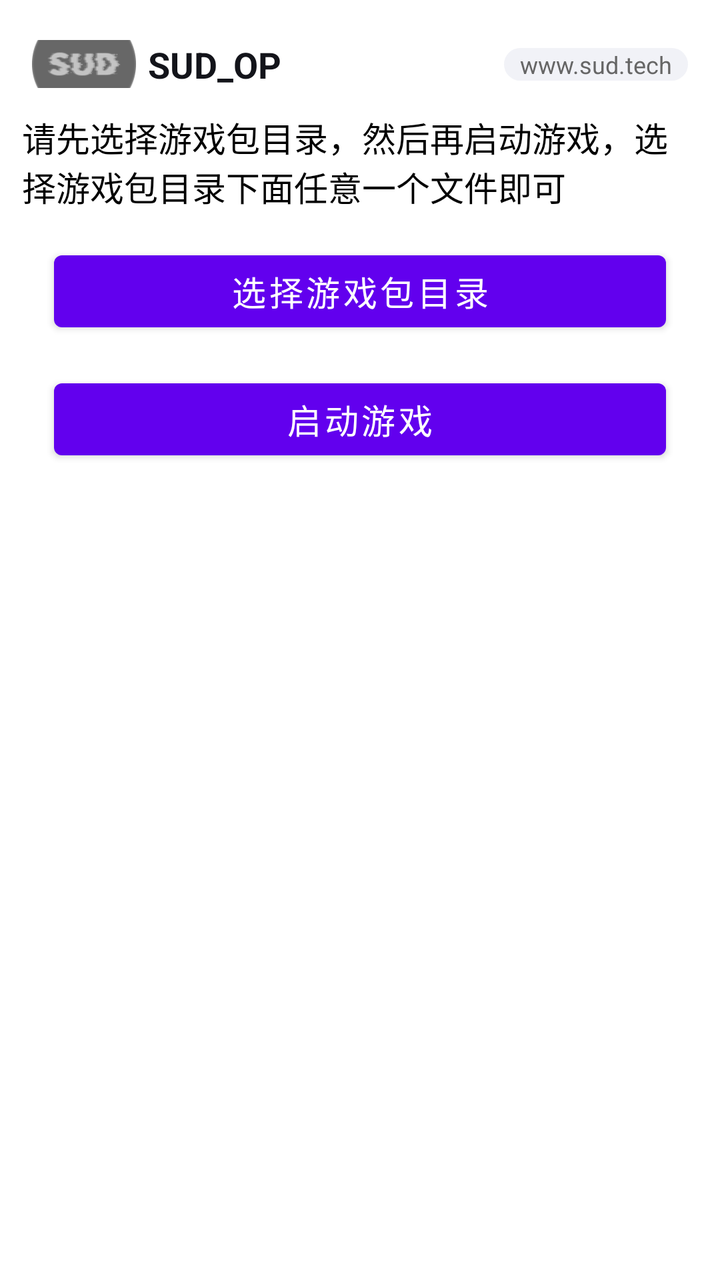
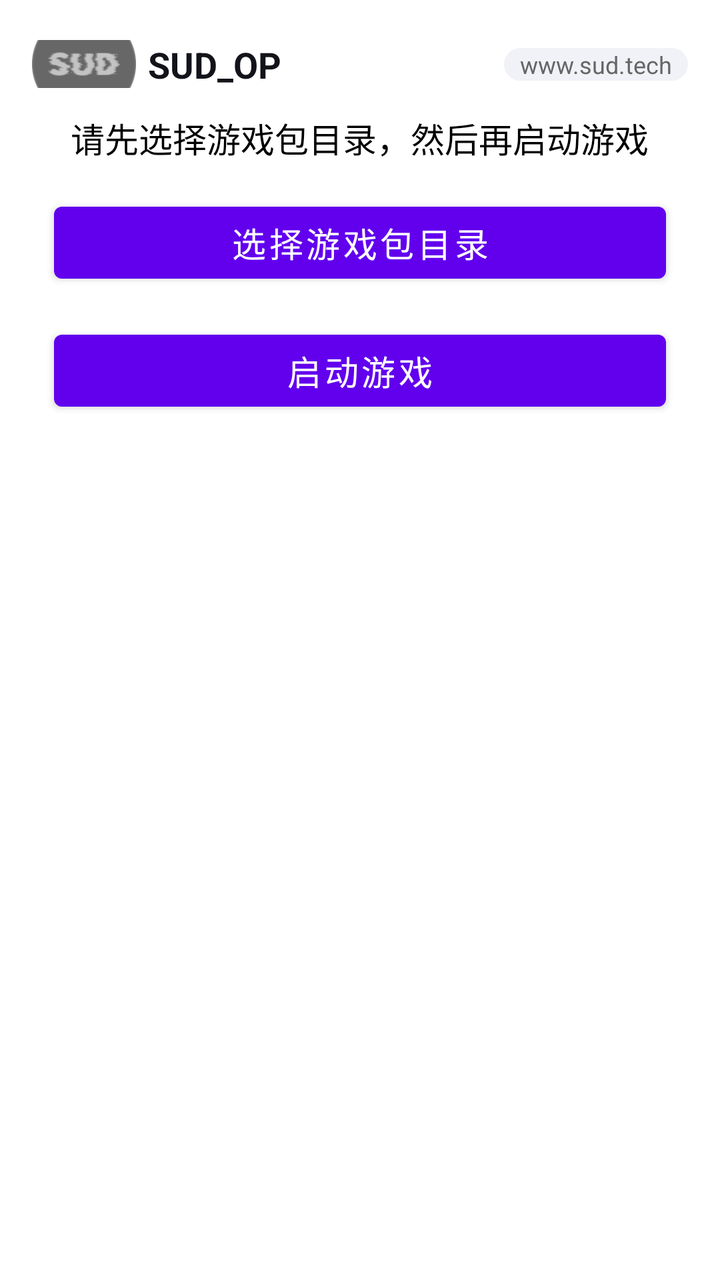

An Android layout rendered at two revisions. The XML below is the earlier revision; the diff shows what the commit changed to produce the second picture.
<!-- AndroidManifest.xml: application theme Theme.Hellosudandroid -->
<!-- res/layout/activity_main.xml -->
<?xml version="1.0" encoding="utf-8"?>
<androidx.constraintlayout.widget.ConstraintLayout xmlns:android="http://schemas.android.com/apk/res/android"
    android:layout_width="match_parent"
    android:layout_height="match_parent"
    android:background="@color/white"
    xmlns:app="http://schemas.android.com/apk/res-auto">

    <androidx.constraintlayout.widget.ConstraintLayout
        android:id="@+id/top_bar"
        android:layout_width="match_parent"
        android:layout_height="wrap_content"
        android:paddingBottom="12dp"
        android:layout_marginTop="10dp"
        android:focusable="true"
        android:focusableInTouchMode="true"
        app:layout_constraintTop_toTopOf="parent">

        <ImageView
            android:id="@+id/view_logo"
            android:layout_width="52dp"
            android:layout_height="24dp"
            android:src="@drawable/ic_default_avatar"
            android:scaleType="centerCrop"
            android:layout_marginStart="16dp"
            android:layout_marginTop="10dp"
            app:layout_constraintStart_toStartOf="parent"
            app:layout_constraintTop_toTopOf="parent" />

        <TextView
            android:layout_width="wrap_content"
            android:layout_height="wrap_content"
            android:text="@string/main_top_title"
            android:textColor="#13141a"
            android:textSize="18sp"
            android:layout_marginStart="6dp"
            android:textStyle="bold"
            app:layout_constraintTop_toTopOf="@id/view_logo"
            app:layout_constraintBottom_toBottomOf="@id/view_logo"
            app:layout_constraintStart_toEndOf="@id/view_logo" />

        <TextView
            android:layout_width="wrap_content"
            android:layout_height="wrap_content"
            android:paddingHorizontal="8dp"
            android:textSize="12sp"
            android:textColor="#666666"
            android:text="@string/main_top_url"
            android:layout_marginEnd="16dp"
            android:background="@drawable/shape_round_66dbdeec"
            app:layout_constraintTop_toTopOf="@id/view_logo"
            app:layout_constraintBottom_toBottomOf="@id/view_logo"
            app:layout_constraintEnd_toEndOf="parent" />

    </androidx.constraintlayout.widget.ConstraintLayout>

    <LinearLayout
        android:id="@+id/recycler_view"
        android:layout_width="match_parent"
        android:layout_height="0dp"
        android:paddingHorizontal="11dp"
        android:paddingBottom="16dp"
        android:clipToPadding="false"
        android:orientation="vertical"
        android:gravity="center_horizontal"
        app:layout_constraintTop_toBottomOf="@id/top_bar"
        app:layout_constraintBottom_toBottomOf="parent">

        <TextView
            android:id="@+id/tv_info"
            android:layout_width="wrap_content"
            android:layout_height="wrap_content"
            android:textSize="17sp"
            android:textColor="@color/black"
            android:text="请先选择游戏包目录，然后再启动游戏，选择游戏包目录下面任意一个文件即可" />

        <Button
            android:id="@+id/btn_select"
            android:layout_width="match_parent"
            android:layout_height="wrap_content"
            android:layout_marginHorizontal="16dp"
            android:layout_marginTop="16dp"
            android:text="选择游戏包目录"
            android:textSize="17sp"
            android:textColor="@color/white" />

        <Button
            android:id="@+id/btn_start"
            android:layout_width="match_parent"
            android:layout_height="wrap_content"
            android:layout_marginHorizontal="16dp"
            android:layout_marginTop="16dp"
            android:text="启动游戏"
            android:textSize="17sp"
            android:textColor="@color/white" />

    </LinearLayout>

</androidx.constraintlayout.widget.ConstraintLayout>
<!-- resources referenced by this layout -->
<resources>
  <color name="black">#FF000000</color>
  <color name="white">#FFFFFFFF</color>
  <!-- drawable ic_default_avatar: png bitmap (drawable-xhdpi, 10031 bytes) -->
  <!-- drawable shape_round_66dbdeec (drawable) -->
  <?xml version="1.0" encoding="utf-8"?>
  <shape xmlns:android="http://schemas.android.com/apk/res/android">
      <solid android:color="#66dbdeec" />
      <corners android:radius="50dp" />
  </shape>
  <string name="main_top_title">SUD_OP</string>
  <string name="main_top_url">www.sud.tech</string>
  <style name="Theme.Hellosudandroid" parent="Theme.MaterialComponents.NoActionBar">
          
          <item name="colorPrimary">@color/purple_500</item>
          <item name="colorPrimaryVariant">@color/purple_700</item>
          <item name="colorOnPrimary">@color/white</item>
          
          <item name="colorSecondary">@color/teal_200</item>
          <item name="colorSecondaryVariant">@color/teal_700</item>
          <item name="colorOnSecondary">@color/black</item>
          
          <item name="android:statusBarColor" tools:targetApi="l">@color/white</item>
          
          <item name="android:windowNoTitle">true</item>
          <item name="android:windowBackground">@color/white</item>
      </style>
  <color name="purple_500">#FF6200EE</color>
  <color name="purple_700">#FF3700B3</color>
  <color name="teal_200">#FF03DAC5</color>
  <color name="teal_700">#FF018786</color>
</resources>

<!-- the commit's change to res/layout/activity_main.xml (unified diff, before → after) -->
@@ -71,7 +71,7 @@
             android:layout_height="wrap_content"
             android:textSize="17sp"
             android:textColor="@color/black"
-            android:text="请先选择游戏包目录，然后再启动游戏，选择游戏包目录下面任意一个文件即可" />
+            android:text="请先选择游戏包目录，然后再启动游戏" />
 
         <Button
             android:id="@+id/btn_select"
